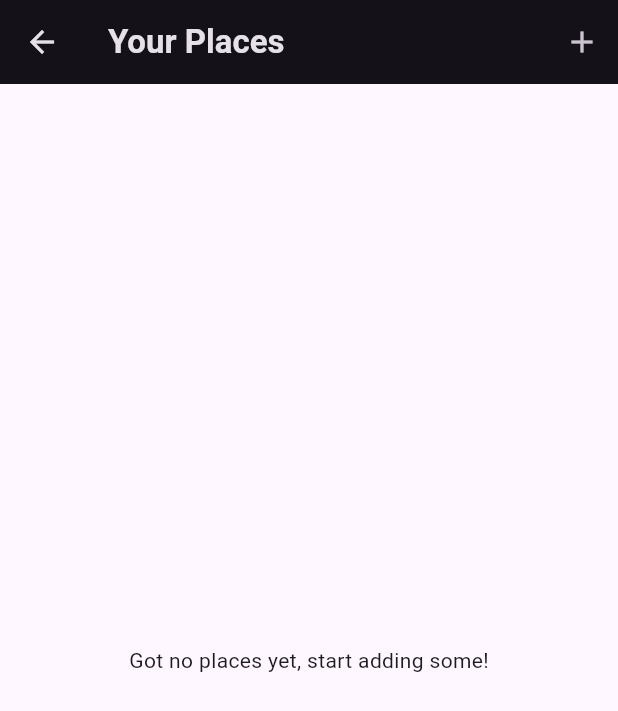
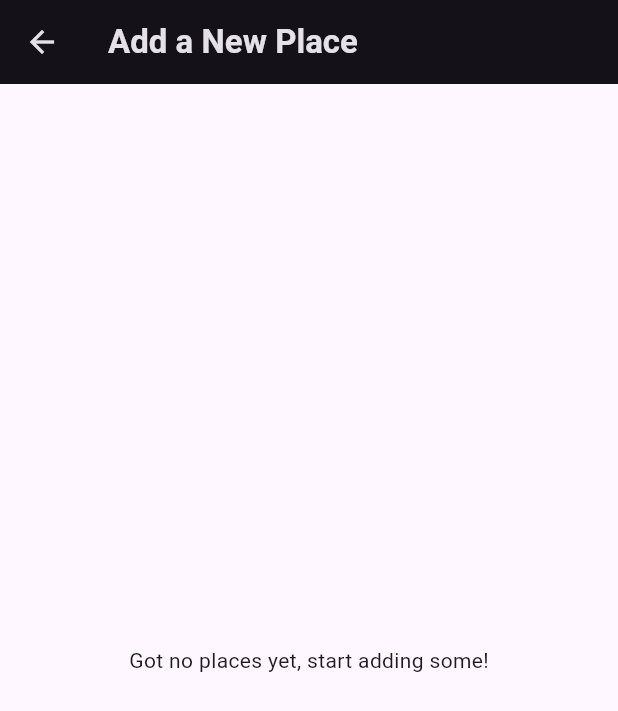
Before and after one commit to piidus/flutter-project, a Flutter app: the PlacesScreen screen opened directly, after a tap on the "add" icon, on a phone screen of 412 x 824 dp. Shown: the top 711 px of the screen. Run offline on Flutter 3.47's test engine with Material 3 defaults, Android fonts, the phone set to English and light mode, and no system bars; our stand-ins replace flutter_riverpod, google_fonts.

Commit message:
add page added

```diff
--- a/lib/main.dart
+++ b/lib/main.dart
@@ -1,6 +1,7 @@
 import 'package:flutter/material.dart';
 import 'package:flutter_riverpod/flutter_riverpod.dart';
 import 'package:google_fonts/google_fonts.dart';
+import 'package:stock_watch/screens/places.dart';
 import 'package:stock_watch/widgets/place_list.dart';
 
 final colorScheme = ColorScheme.fromSeed(
@@ -31,12 +32,9 @@ class MyApp extends StatelessWidget {
   @override
   Widget build(BuildContext context) {
     return MaterialApp(
-      title: 'Great Places',
+      debugShowCheckedModeBanner: false,
       theme: theme,
-      home: const Scaffold(
-        body: Center(child: PlacesList(places: []),
-        ),
-      ),
+      home: const PlacesScreen(),
     );
   }
 }
--- a/lib/screens/add_place.dart
+++ b/lib/screens/add_place.dart
@@ -0,0 +1,17 @@
+import 'package:flutter/material.dart';
+
+class AddPlaceScreen extends StatelessWidget {
+  const AddPlaceScreen({super.key});
+
+  @override
+  Widget build(BuildContext context) {
+    return Scaffold(
+      appBar: AppBar(
+        title: const Text('Add a New Place'),
+      ),
+      body: const Center(
+        child: Text('Got no places yet, start adding some!'),
+      ),
+    );
+  }
+}
--- a/lib/screens/places.dart
+++ b/lib/screens/places.dart
@@ -1,4 +1,5 @@
 import 'package:flutter/material.dart';
+import 'package:stock_watch/screens/add_place.dart';
 
 class PlacesScreen extends StatelessWidget {
   const PlacesScreen({super.key});
@@ -7,16 +8,22 @@ class PlacesScreen extends StatelessWidget {
   Widget build(BuildContext context) {
     return Scaffold(
       appBar: AppBar(
-        title: const Text('Your Places'),
+        backgroundColor: const Color.fromARGB(255, 110, 193, 245),
+        title: const Text('Your Places', style: TextStyle(color: Colors.black)),
         actions: [
           IconButton(
-            onPressed: () {},
-            icon: const Icon(Icons.add),
-        )],
+            onPressed: () {
+              Navigator.of(context).push(
+                MaterialPageRoute(
+                  builder: (ctx) => const AddPlaceScreen(),
+              ),
+              );
+            },
+            icon: const Icon(Icons.add, color: Colors.black),
+          ),
+        ],
       ),
-      body: const Center(
-        child: Text('Got no places yet, start adding some!'),
-      ),
+      body: const Center(child: Text('Got no places yet, start adding some!')),
     );
   }
 }
```
